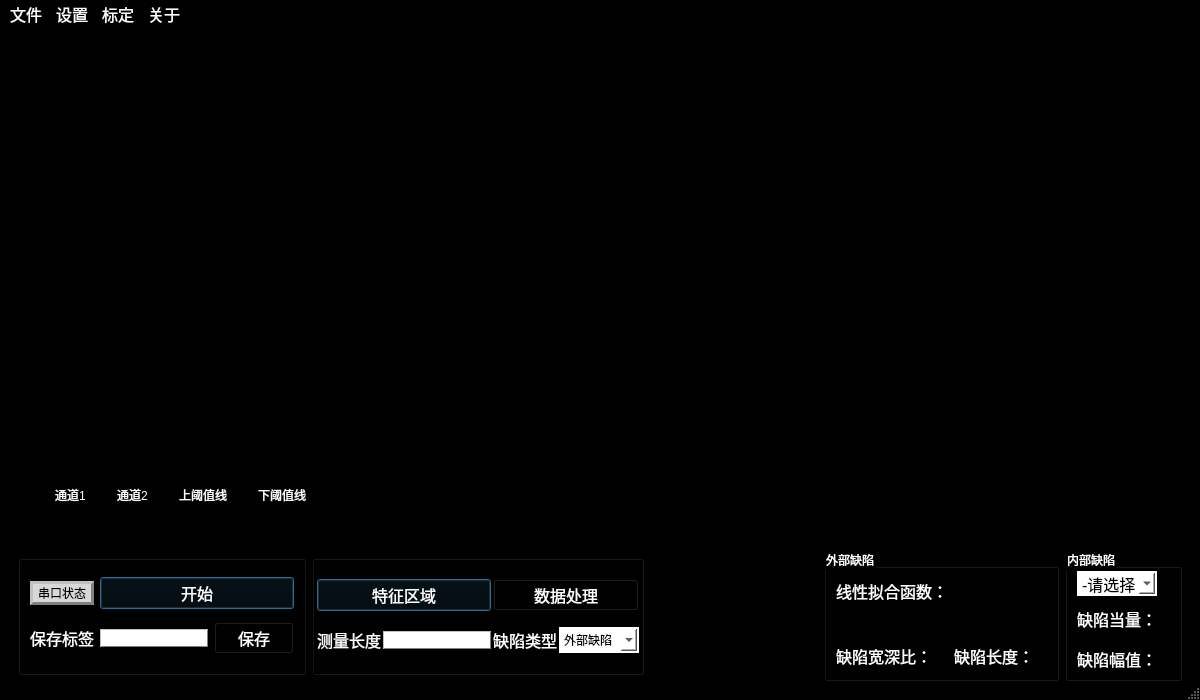
RoboticsKingWay/EMDetect, file mainwindow.ui: the form before one commit.
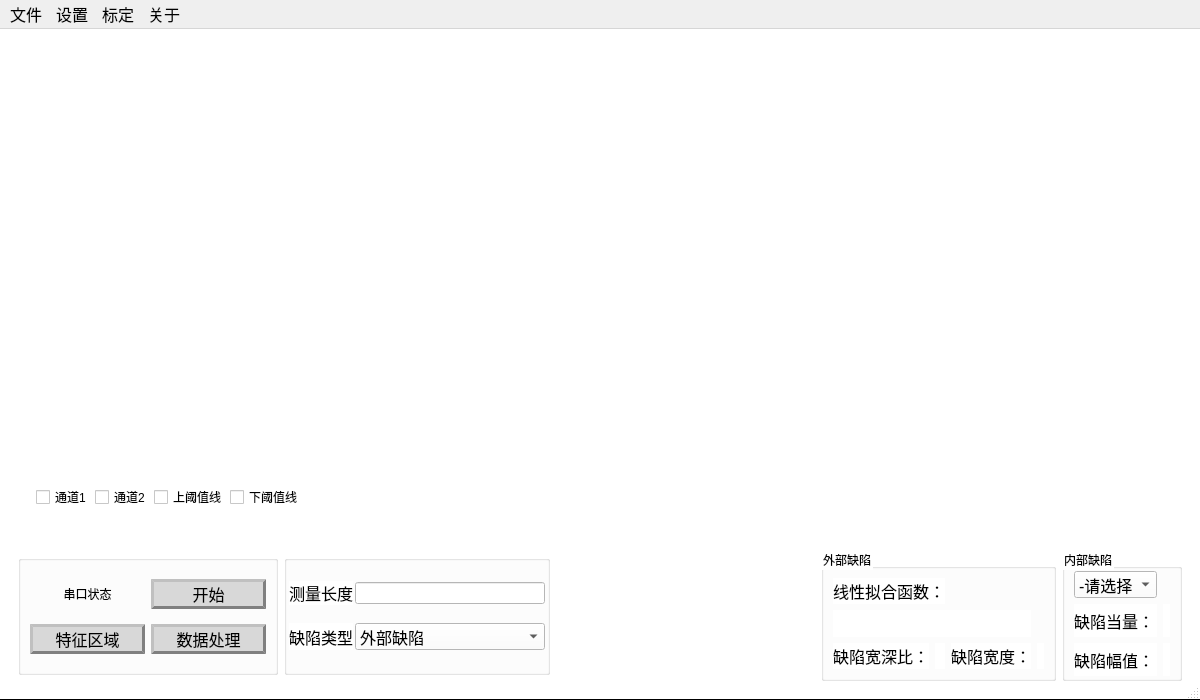
The form after the commit. Icons and pictures are not drawn.

What changed in the file:
```diff
--- a/mainwindow.ui
+++ b/mainwindow.ui
@@ -222,12 +222,11 @@
    <iconset resource="resource.qrc">
     <normaloff>:/source/title.png</normaloff>:/source/title.png</iconset>
   </property>
+  <property name="autoFillBackground">
+   <bool>true</bool>
+  </property>
   <property name="styleSheet">
-   <string notr="true">QMainWindow
-{
-    /*background-color: black;
-	color: white*/
-}</string>
+   <string notr="true"/>
   </property>
   <widget class="QWidget" name="centralwidget">
    <property name="minimumSize">
@@ -237,7 +236,9 @@
     </size>
    </property>
    <property name="styleSheet">
-    <string notr="true">/*background-color:#DDDDDD*/</string>
+    <string notr="true">QWidget{
+background-color:white
+}</string>
    </property>
    <layout class="QVBoxLayout" name="verticalLayout">
     <item>
@@ -252,11 +253,7 @@
        <bool>false</bool>
       </property>
       <property name="styleSheet">
-       <string notr="true">QWidget
-{
-    background-color: black;
-	color: white
-}</string>
+       <string notr="true"/>
       </property>
       <layout class="QHBoxLayout" name="horizontalLayout">
        <item>
@@ -294,10 +291,21 @@
              <bool>false</bool>
             </property>
             <property name="styleSheet">
-             <string notr="true">
-/*background-color: white;*/</string>
+             <string notr="true"/>
             </property>
             <layout class="QHBoxLayout" name="horizontalLayout_2">
+             <property name="spacing">
+              <number>3</number>
+             </property>
+             <property name="topMargin">
+              <number>5</number>
+             </property>
+             <property name="rightMargin">
+              <number>5</number>
+             </property>
+             <property name="bottomMargin">
+              <number>3</number>
+             </property>
              <item>
               <widget class="QCheckBox" name="checkBox">
                <property name="text">
@@ -378,63 +386,63 @@
          <colorrole role="WindowText">
           <brush brushstyle="SolidPattern">
            <color alpha="255">
-            <red>255</red>
-            <green>255</green>
-            <blue>255</blue>
+            <red>0</red>
+            <green>0</green>
+            <blue>0</blue>
            </color>
           </brush>
          </colorrole>
          <colorrole role="Button">
           <brush brushstyle="SolidPattern">
            <color alpha="255">
-            <red>0</red>
-            <green>0</green>
-            <blue>0</blue>
+            <red>255</red>
+            <green>255</green>
+            <blue>255</blue>
            </color>
           </brush>
          </colorrole>
          <colorrole role="Text">
           <brush brushstyle="SolidPattern">
            <color alpha="255">
-            <red>255</red>
-            <green>255</green>
-            <blue>255</blue>
+            <red>0</red>
+            <green>0</green>
+            <blue>0</blue>
            </color>
           </brush>
          </colorrole>
          <colorrole role="ButtonText">
           <brush brushstyle="SolidPattern">
            <color alpha="255">
-            <red>255</red>
-            <green>255</green>
-            <blue>255</blue>
+            <red>0</red>
+            <green>0</green>
+            <blue>0</blue>
            </color>
           </brush>
          </colorrole>
          <colorrole role="Base">
           <brush brushstyle="SolidPattern">
            <color alpha="255">
-            <red>0</red>
-            <green>0</green>
-            <blue>0</blue>
+            <red>255</red>
+            <green>255</green>
+            <blue>255</blue>
            </color>
           </brush>
          </colorrole>
          <colorrole role="Window">
           <brush brushstyle="SolidPattern">
            <color alpha="255">
-            <red>0</red>
-            <green>0</green>
-            <blue>0</blue>
+            <red>255</red>
+            <green>255</green>
+            <blue>255</blue>
            </color>
           </brush>
          </colorrole>
          <colorrole role="PlaceholderText">
           <brush brushstyle="SolidPattern">
            <color alpha="128">
-            <red>255</red>
-            <green>255</green>
-            <blue>255</blue>
+            <red>0</red>
+            <green>0</green>
+            <blue>0</blue>
            </color>
           </brush>
          </colorrole>
@@ -443,63 +451,63 @@
          <colorrole role="WindowText">
           <brush brushstyle="SolidPattern">
            <color alpha="255">
-            <red>255</red>
-            <green>255</green>
-            <blue>255</blue>
+            <red>0</red>
+            <green>0</green>
+            <blue>0</blue>
            </color>
           </brush>
          </colorrole>
          <colorrole role="Button">
           <brush brushstyle="SolidPattern">
            <color alpha="255">
-            <red>0</red>
-            <green>0</green>
-            <blue>0</blue>
+            <red>255</red>
+            <green>255</green>
+            <blue>255</blue>
            </color>
           </brush>
          </colorrole>
          <colorrole role="Text">
           <brush brushstyle="SolidPattern">
            <color alpha="255">
-            <red>255</red>
-            <green>255</green>
-            <blue>255</blue>
+            <red>0</red>
+            <green>0</green>
+            <blue>0</blue>
            </color>
           </brush>
          </colorrole>
          <colorrole role="ButtonText">
           <brush brushstyle="SolidPattern">
            <color alpha="255">
-            <red>255</red>
-            <green>255</green>
-            <blue>255</blue>
+            <red>0</red>
+            <green>0</green>
+            <blue>0</blue>
            </color>
           </brush>
          </colorrole>
          <colorrole role="Base">
           <brush brushstyle="SolidPattern">
            <color alpha="255">
-            <red>0</red>
-            <green>0</green>
-            <blue>0</blue>
+            <red>255</red>
+            <green>255</green>
+            <blue>255</blue>
            </color>
           </brush>
          </colorrole>
          <colorrole role="Window">
           <brush brushstyle="SolidPattern">
            <color alpha="255">
-            <red>0</red>
-            <green>0</green>
-            <blue>0</blue>
+            <red>255</red>
+            <green>255</green>
+            <blue>255</blue>
            </color>
           </brush>
          </colorrole>
          <colorrole role="PlaceholderText">
           <brush brushstyle="SolidPattern">
            <color alpha="128">
-            <red>255</red>
-            <green>255</green>
-            <blue>255</blue>
+            <red>0</red>
+            <green>0</green>
+            <blue>0</blue>
            </color>
           </brush>
          </colorrole>
@@ -508,63 +516,63 @@
          <colorrole role="WindowText">
           <brush brushstyle="SolidPattern">
            <color alpha="255">
-            <red>255</red>
-            <green>255</green>
-            <blue>255</blue>
+            <red>0</red>
+            <green>0</green>
+            <blue>0</blue>
            </color>
           </brush>
          </colorrole>
          <colorrole role="Button">
           <brush brushstyle="SolidPattern">
            <color alpha="255">
-            <red>0</red>
-            <green>0</green>
-            <blue>0</blue>
+            <red>255</red>
+            <green>255</green>
+            <blue>255</blue>
            </color>
           </brush>
          </colorrole>
          <colorrole role="Text">
           <brush brushstyle="SolidPattern">
            <color alpha="255">
-            <red>255</red>
-            <green>255</green>
-            <blue>255</blue>
+            <red>0</red>
+            <green>0</green>
+            <blue>0</blue>
            </color>
           </brush>
          </colorrole>
          <colorrole role="ButtonText">
           <brush brushstyle="SolidPattern">
            <color alpha="255">
-            <red>255</red>
-            <green>255</green>
-            <blue>255</blue>
+            <red>0</red>
+            <green>0</green>
+            <blue>0</blue>
            </color>
           </brush>
          </colorrole>
          <colorrole role="Base">
           <brush brushstyle="SolidPattern">
            <color alpha="255">
-            <red>0</red>
-            <green>0</green>
-            <blue>0</blue>
+            <red>255</red>
+            <green>255</green>
+            <blue>255</blue>
            </color>
           </brush>
          </colorrole>
          <colorrole role="Window">
           <brush brushstyle="SolidPattern">
            <color alpha="255">
-            <red>0</red>
-            <green>0</green>
-            <blue>0</blue>
+            <red>255</red>
+            <green>255</green>
+            <blue>255</blue>
            </color>
           </brush>
          </colorrole>
          <colorrole role="PlaceholderText">
           <brush brushstyle="SolidPattern">
            <color alpha="128">
-            <red>255</red>
-            <green>255</green>
-            <blue>255</blue>
+            <red>0</red>
+            <green>0</green>
+            <blue>0</blue>
            </color>
           </brush>
          </colorrole>
@@ -572,11 +580,7 @@
        </palette>
       </property>
       <property name="styleSheet">
-       <string notr="true">QWidget
-{
-    background-color: black;
-	color: white
-}</string>
+       <string notr="true"/>
       </property>
       <layout class="QHBoxLayout" name="horizontalLayout_3">
        <item>
@@ -597,26 +601,10 @@
           <string/>
          </property>
          <layout class="QGridLayout" name="gridLayout_2">
-          <item row="1" column="0">
-           <widget class="QLabel" name="label">
-            <property name="font">
-             <font>
-              <pointsize>12</pointsize>
-             </font>
-            </property>
-            <property name="text">
-             <string>保存标签</string>
-            </property>
-           </widget>
-          </item>
           <item row="0" column="0">
            <widget class="QPushButton" name="pushButton_connect_state">
             <property name="styleSheet">
-             <string notr="true">QPushButton {
-        border: 3px outset gray;
-        background-color: #D8D8D8;
-         color: black;
-        }</string>
+             <string notr="true"/>
             </property>
             <property name="text">
              <string>串口状态</string>
@@ -630,34 +618,47 @@
             </property>
            </widget>
           </item>
-          <item row="1" column="1">
-           <widget class="QLineEdit" name="lineEdit">
-            <property name="whatsThis">
-             <string extracomment="tag"/>
-            </property>
-            <property name="accessibleDescription">
-             <string comment="tag"/>
-            </property>
-            <property name="autoFillBackground">
-             <bool>false</bool>
+          <item row="1" column="0">
+           <widget class="QPushButton" name="pushButton_5">
+            <property name="font">
+             <font>
+              <pointsize>12</pointsize>
+             </font>
             </property>
             <property name="styleSheet">
-             <string notr="true">QLineEdit {
-        border: 1px outset gray;
-        background-color: white;
+             <string notr="true">QPushButton {
+        border: 3px outset gray;
+        background-color: #D8D8D8;
          color: black;
         }
-</string>
+ QPushButton:disabled {
+         background-color: #F1F1F1;
+         color: white;
+        }
+ QPushButton:pressed {
+        border: 1px inset gray;
+         background-color: #11FF11;
+         color: white;
+        }
+    QPushButton:hover {
+         background-color: #13B3B3;
+        }</string>
             </property>
             <property name="text">
-             <string/>
+             <string>特征区域</string>
             </property>
-            <property name="dragEnabled">
+            <property name="autoDefault">
+             <bool>true</bool>
+            </property>
+            <property name="default">
+             <bool>true</bool>
+            </property>
+            <property name="flat">
              <bool>false</bool>
             </property>
            </widget>
           </item>
-          <item row="0" column="1" colspan="2">
+          <item row="0" column="1">
            <widget class="QPushButton" name="pushButton">
             <property name="font">
              <font>
@@ -667,16 +668,20 @@
             <property name="styleSheet">
              <string notr="true">QPushButton {
         border: 3px outset gray;
-        background-color: #FFFFD8;
+        background-color: #D8D8D8;
          color: black;
         }
-        QPushButton:pressed {
+ QPushButton:disabled {
+         background-color: #F1F1F1;
+         color: white;
+        }
+ QPushButton:pressed {
         border: 1px inset gray;
          background-color: #11FF11;
-         color: white;&quot;
+         color: white;
         }
-        QPushButton:hover {
-         background-color: blue;
+    QPushButton:hover {
+         background-color: #13B3B3;
         }</string>
             </property>
             <property name="text">
@@ -690,8 +695,8 @@
             </property>
            </widget>
           </item>
-          <item row="1" column="2">
-           <widget class="QPushButton" name="pushButton_2">
+          <item row="1" column="1">
+           <widget class="QPushButton" name="pushButton_3">
             <property name="font">
              <font>
               <pointsize>12</pointsize>
@@ -700,23 +705,24 @@
             <property name="styleSheet">
              <string notr="true">QPushButton {
         border: 3px outset gray;
-        background-color: #FFFFD8;
+        background-color: #D8D8D8;
          color: black;
         }
-        QPushButton:pressed {
+ QPushButton:disabled {
+         background-color: #F1F1F1;
+         color: white;
+        }
+ QPushButton:pressed {
         border: 1px inset gray;
-         background-color: #989898;
-         color: white;&quot;
+         background-color: #11FF11;
+         color: white;
+        }
+    QPushButton:hover {
+         background-color: #13B3B3;
         }</string>
             </property>
             <property name="text">
-             <string>保存</string>
-            </property>
-            <property name="autoDefault">
-             <bool>false</bool>
-            </property>
-            <property name="default">
-             <bool>false</bool>
+             <string>数据处理</string>
             </property>
            </widget>
           </item>
@@ -727,7 +733,7 @@
         <widget class="QGroupBox" name="groupBox">
          <property name="minimumSize">
           <size>
-           <width>240</width>
+           <width>220</width>
            <height>120</height>
           </size>
          </property>
@@ -768,7 +774,26 @@
             </property>
            </widget>
           </item>
-          <item row="2" column="3">
+          <item row="2" column="1">
+           <widget class="QLineEdit" name="lineEdit_scan_length">
+            <property name="styleSheet">
+             <string notr="true"/>
+            </property>
+           </widget>
+          </item>
+          <item row="3" column="0">
+           <widget class="QLabel" name="label_3">
+            <property name="font">
+             <font>
+              <pointsize>12</pointsize>
+             </font>
+            </property>
+            <property name="text">
+             <string>缺陷类型</string>
+            </property>
+           </widget>
+          </item>
+          <item row="3" column="1">
            <widget class="QComboBox" name="comboBox">
             <property name="minimumSize">
              <size>
@@ -778,13 +803,11 @@
             </property>
             <property name="font">
              <font>
-              <pointsize>9</pointsize>
+              <pointsize>12</pointsize>
              </font>
             </property>
             <property name="styleSheet">
-             <string notr="true">background-color:white;
-color: black;
-border: 2px solid white</string>
+             <string notr="true"/>
             </property>
             <item>
              <property name="text">
@@ -798,87 +821,6 @@
             </item>
            </widget>
           </item>
-          <item row="2" column="1">
-           <widget class="QLineEdit" name="lineEdit_scan_length">
-            <property name="styleSheet">
-             <string notr="true">QLineEdit {
-        border: 1px outset gray;
-        background-color: white;
-         color: black;
-        }
-</string>
-            </property>
-           </widget>
-          </item>
-          <item row="2" column="2">
-           <widget class="QLabel" name="label_3">
-            <property name="font">
-             <font>
-              <pointsize>12</pointsize>
-             </font>
-            </property>
-            <property name="text">
-             <string>缺陷类型</string>
-            </property>
-           </widget>
-          </item>
-          <item row="1" column="2" colspan="2">
-           <widget class="QPushButton" name="pushButton_3">
-            <property name="font">
-             <font>
-              <pointsize>12</pointsize>
-             </font>
-            </property>
-            <property name="styleSheet">
-             <string notr="true">QPushButton {
-        border: 3px outset gray;
-        background-color: #FFFFD8;
-         color: black;
-        }
-        QPushButton:pressed {
-        border: 1px inset gray;
-         background-color: #989898;
-         color: white;&quot;
-        }</string>
-            </property>
-            <property name="text">
-             <string>数据处理</string>
-            </property>
-           </widget>
-          </item>
-          <item row="1" column="0" colspan="2">
-           <widget class="QPushButton" name="pushButton_5">
-            <property name="font">
-             <font>
-              <pointsize>12</pointsize>
-             </font>
-            </property>
-            <property name="styleSheet">
-             <string notr="true">QPushButton {
-        border: 3px outset gray;
-        background-color: #FFFFD8;
-         color: black;
-        }
-        QPushButton:pressed {
-        border: 1px inset gray;
-         background-color: #989898;
-         color: white;&quot;
-        }</string>
-            </property>
-            <property name="text">
-             <string>特征区域</string>
-            </property>
-            <property name="autoDefault">
-             <bool>true</bool>
-            </property>
-            <property name="default">
-             <bool>true</bool>
-            </property>
-            <property name="flat">
-             <bool>false</bool>
-            </property>
-           </widget>
-          </item>
          </layout>
         </widget>
        </item>
@@ -947,7 +889,7 @@
              </font>
             </property>
             <property name="text">
-             <string>缺陷长度：</string>
+             <string>缺陷宽度：</string>
             </property>
            </widget>
           </item>
@@ -1030,9 +972,7 @@
              </font>
             </property>
             <property name="styleSheet">
-             <string notr="true">background-color:white;
-color: black;
-border: 2px solid white</string>
+             <string notr="true"/>
             </property>
             <item>
              <property name="text">
@@ -1056,7 +996,7 @@
      <x>0</x>
      <y>0</y>
      <width>1200</width>
-     <height>26</height>
+     <height>31</height>
     </rect>
    </property>
    <property name="font">
@@ -1065,11 +1005,9 @@
     </font>
    </property>
    <property name="styleSheet">
-    <string notr="true">
-
-    background-color: black;
-	color: white
-</string>
+    <string notr="true">QMenu{
+	color:black
+}</string>
    </property>
    <widget class="QMenu" name="menu_file">
     <property name="font">
@@ -1077,6 +1015,11 @@
       <pointsize>12</pointsize>
      </font>
     </property>
+    <property name="styleSheet">
+     <string notr="true">    QMenu:hover {
+         background-color: #13B3B3;
+        }</string>
+    </property>
     <property name="title">
      <string>文件</string>
     </property>
@@ -1089,6 +1032,11 @@
       <pointsize>12</pointsize>
      </font>
     </property>
+    <property name="styleSheet">
+     <string notr="true">    QMenu:hover {
+         background-color: #13B3B3;
+        }</string>
+    </property>
     <property name="title">
      <string>设置</string>
     </property>
@@ -1103,6 +1051,11 @@
       <pointsize>12</pointsize>
      </font>
     </property>
+    <property name="styleSheet">
+     <string notr="true">    QMenu:hover {
+         background-color: #13B3B3;
+        }</string>
+    </property>
     <property name="title">
      <string>标定</string>
     </property>
@@ -1115,6 +1068,11 @@
       <pointsize>12</pointsize>
      </font>
     </property>
+    <property name="styleSheet">
+     <string notr="true">    QMenu:hover {
+         background-color: #13B3B3;
+        }</string>
+    </property>
     <property name="title">
      <string>关于</string>
     </property>
```
